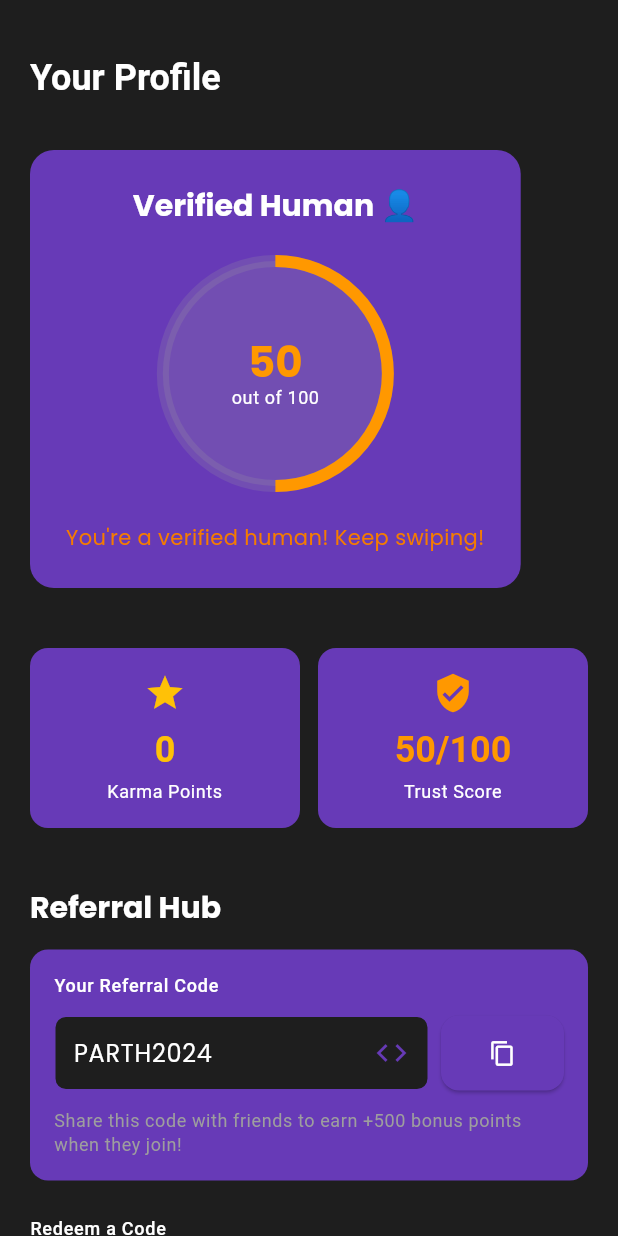
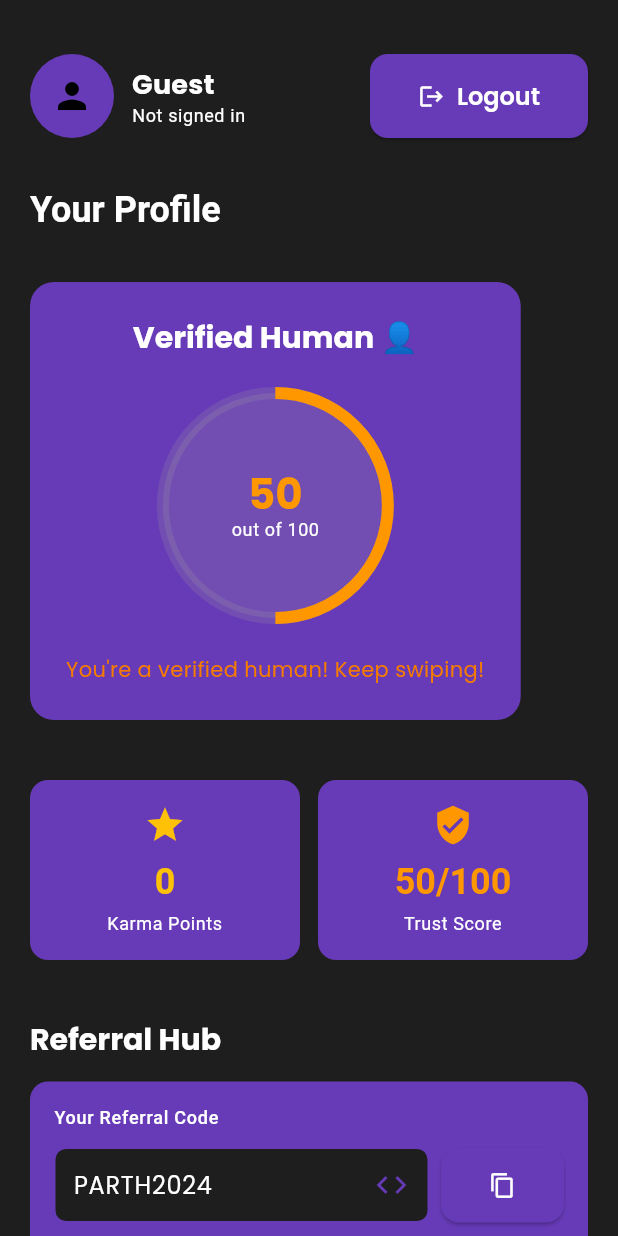
Before and after one commit to parth-2005/crowdsource_intelligence, a Flutter app: the ProfileScreen screen opened directly, on a phone screen of 412 x 824 dp. Run offline on Flutter 3.47's test engine with Material 3 defaults, Android fonts, the phone set to English and light mode, and no system bars; our stand-ins replace animate_do, equatable, firebase_auth, firebase_core, fl_chart, flutter_bloc and 4 more; accounts and stored records are empty.

Commit message:
feat: Implement authentication flow with Google sign-in, session check, and logout handling

```diff
--- a/lib/logic/auth/auth_event.dart
+++ b/lib/logic/auth/auth_event.dart
@@ -7,8 +7,8 @@ abstract class AuthEvent extends Equatable {
   List<Object?> get props => [];
 }
 
-class LoginRequested extends AuthEvent {
-  final String? provider; // e.g., 'google'
+class AuthCheckRequested extends AuthEvent {}
 
-  const LoginRequested({this.provider});
-}
+class LoginRequested extends AuthEvent {}
+
+class LogoutRequested extends AuthEvent {}
--- a/lib/logic/auth/auth_state.dart
+++ b/lib/logic/auth/auth_state.dart
@@ -1,4 +1,5 @@
 import 'package:equatable/equatable.dart';
+import 'package:firebase_auth/firebase_auth.dart';
 
 abstract class AuthState extends Equatable {
   const AuthState();
@@ -16,14 +17,23 @@ class AuthLoading extends AuthState {
 }
 
 class Authenticated extends AuthState {
-  final String userId;
+  final User user;
 
-  const Authenticated({required this.userId});
+  const Authenticated(this.user);
 
   @override
-  List<Object?> get props => [userId];
+  List<Object?> get props => [user.uid];
 }
 
 class Unauthenticated extends AuthState {
   const Unauthenticated();
 }
+
+class AuthError extends AuthState {
+  final String message;
+
+  const AuthError(this.message);
+
+  @override
+  List<Object?> get props => [message];
+}
--- a/lib/presentation/screens/profile_screen.dart
+++ b/lib/presentation/screens/profile_screen.dart
@@ -3,6 +3,9 @@ import 'package:flutter_bloc/flutter_bloc.dart';
 import '../../logic/user/user_bloc.dart';
 import '../../logic/user/user_state.dart';
 import '../../logic/user/user_event.dart';
+import '../../logic/auth/auth_bloc.dart';
+import '../../logic/auth/auth_state.dart';
+import '../../logic/auth/auth_event.dart';
 
 class ProfileScreen extends StatefulWidget {
   const ProfileScreen({super.key});
@@ -49,8 +52,52 @@ class _ProfileScreenState extends State<ProfileScreen> {
             child: Column(
               crossAxisAlignment: CrossAxisAlignment.start,
               children: [
-                // Header
                 const SizedBox(height: 16),
+                BlocBuilder<AuthBloc, AuthState>(
+                  builder: (context, authState) {
+                    final user = authState is Authenticated ? authState.user : null;
+                    return Row(
+                      children: [
+                        CircleAvatar(
+                          radius: 28,
+                          backgroundImage: user?.photoURL != null
+                              ? NetworkImage(user!.photoURL!)
+                              : null,
+                          child: user?.photoURL == null
+                              ? const Icon(Icons.person, size: 28)
+                              : null,
+                        ),
+                        const SizedBox(width: 12),
+                        Expanded(
+                          child: Column(
+                            crossAxisAlignment: CrossAxisAlignment.start,
+                            children: [
+                              Text(
+                                user?.displayName ?? 'Guest',
+                                style: Theme.of(context).textTheme.titleMedium?.copyWith(
+                                      fontWeight: FontWeight.bold,
+                                    ),
+                              ),
+                              Text(
+                                user?.email ?? 'Not signed in',
+                                style: Theme.of(context).textTheme.bodySmall,
+                              ),
+                            ],
+                          ),
+                        ),
+                        ElevatedButton.icon(
+                          onPressed: () {
+                            context.read<AuthBloc>().add(LogoutRequested());
+                          },
+                          icon: const Icon(Icons.logout),
+                          label: const Text('Logout'),
+                        ),
+                      ],
+                    );
+                  },
+                ),
+                const SizedBox(height: 32),
+
                 Text(
                   'Your Profile',
                   style: Theme.of(context).textTheme.headlineSmall?.copyWith(
@@ -131,8 +178,7 @@ class _ProfileScreenState extends State<ProfileScreen> {
                                 children: [
                                   Text(
                                     userState.referralCode,
-                                    style:
-                                        Theme.of(context).textTheme.bodyLarge,
+                                    style: Theme.of(context).textTheme.bodyLarge,
                                   ),
                                   const Spacer(),
                                   Icon(
@@ -148,8 +194,7 @@ class _ProfileScreenState extends State<ProfileScreen> {
                             onPressed: () {
                               ScaffoldMessenger.of(context).showSnackBar(
                                 SnackBar(
-                                  content:
-                                      const Text('Code copied to clipboard!'),
+                                  content: const Text('Code copied to clipboard!'),
                                   backgroundColor: Colors.green,
                                   duration: const Duration(seconds: 2),
                                 ),
@@ -191,8 +236,7 @@ class _ProfileScreenState extends State<ProfileScreen> {
                                 border: OutlineInputBorder(
                                   borderRadius: BorderRadius.circular(8),
                                 ),
-                                contentPadding:
-                                    const EdgeInsets.symmetric(horizontal: 12),
+                                contentPadding: const EdgeInsets.symmetric(horizontal: 12),
                               ),
                             ),
                           ),
@@ -201,14 +245,12 @@ class _ProfileScreenState extends State<ProfileScreen> {
                             onPressed: () {
                               if (_referralController.text.isNotEmpty) {
                                 context.read<UserBloc>().add(
-                                  RedeemReferralCode(
-                                      _referralController.text),
+                                      RedeemReferralCode(_referralController.text),
                                     );
                                 _referralController.clear();
                                 ScaffoldMessenger.of(context).showSnackBar(
                                   const SnackBar(
-                                    content: Text(
-                                        '+500 Bonus points! 🎉'),
+                                    content: Text('+500 Bonus points! 🎉'),
                                     backgroundColor: Colors.green,
                                   ),
                                 );
```
Also changed, not shown: lib/logic/auth/auth_bloc.dart (+53 -3 lines), lib/main.dart (+6 -2 lines), lib/presentation/screens/login_screen.dart (+28 -2 lines). Lines whose indentation alone changed are shown as unchanged.
